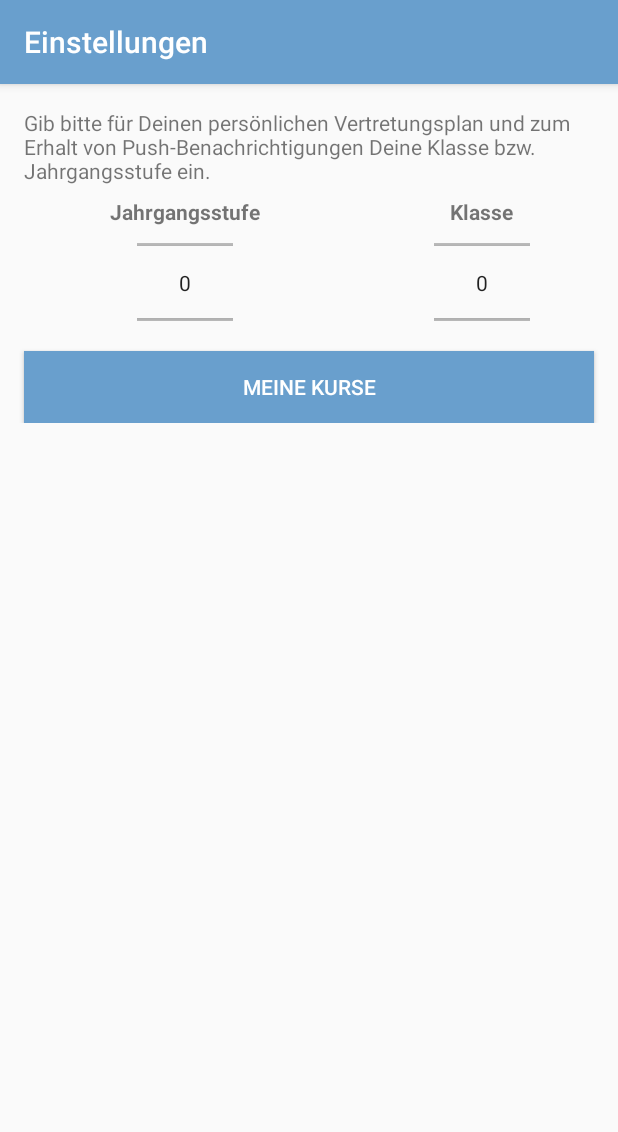
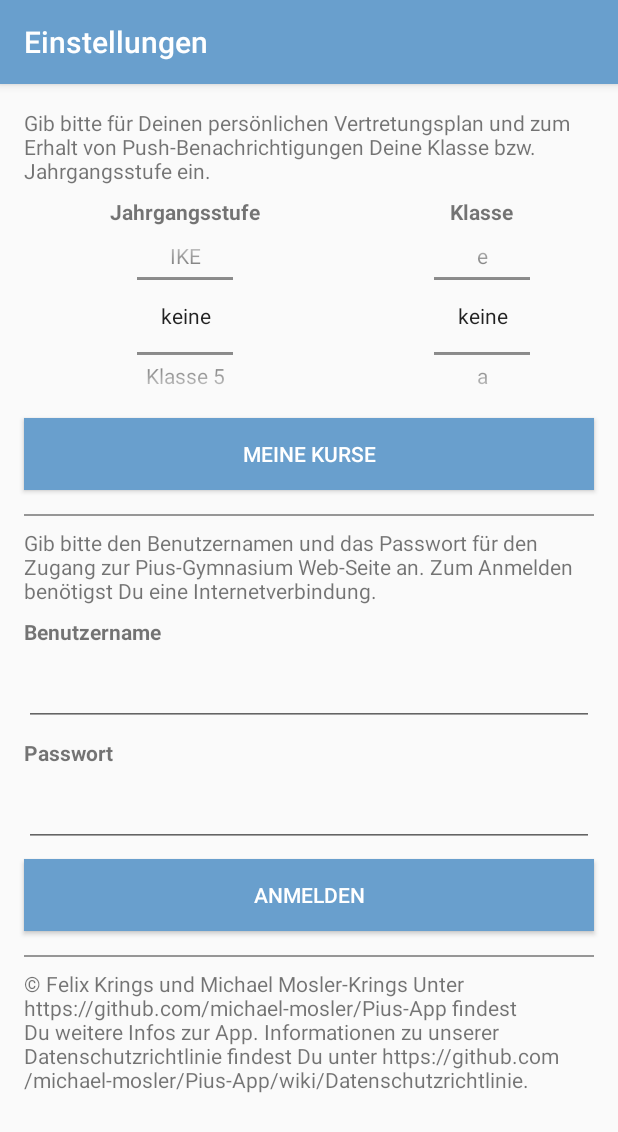
Before and after one commit to michael-mosler/Pius-App-for-Android, an Android app: the SettingsActivity screen opened directly, with no data from a screen before it, on a phone screen of 412 x 824 dp. Shown: the top 1132 px of the screen. Run offline under Robolectric (Android 15) with nearby library versions, the phone set to English and light mode, and no system bars.

Commit message:
Layouted settings view.

```diff
--- a/app/build.gradle
+++ b/app/build.gradle
@@ -3,7 +3,7 @@ apply plugin: 'com.android.application'
 android {
     compileSdkVersion 28
     defaultConfig {
-        applicationId "com.example.pius_app_for_android"
+        applicationId "com.rmkrings.pius_app_for_android"
         minSdkVersion 19
         targetSdkVersion 28
         versionCode 1
--- a/app/src/main/AndroidManifest.xml
+++ b/app/src/main/AndroidManifest.xml
@@ -1,6 +1,6 @@
 <?xml version="1.0" encoding="utf-8"?>
 <manifest xmlns:android="http://schemas.android.com/apk/res/android"
-    package="com.example.pius_app_for_android">
+    package="com.rmkrings.pius_app_for_android">
 
     <application
         android:allowBackup="true"
--- a/app/src/main/java/com/example/pius_app_for_android/SettingsActivity.java
+++ /dev/null
@@ -1,15 +0,0 @@
-package com.example.pius_app_for_android;
-
-import android.support.v7.app.AppCompatActivity;
-import android.os.Bundle;
-
-public class SettingsActivity extends AppCompatActivity {
-
-    @Override
-    protected void onCreate(Bundle savedInstanceState) {
-        super.onCreate(savedInstanceState);
-        setContentView(R.layout.activity_settings);
-
-        setTitle("Einstellungen");
-    }
-}
--- /dev/null
+++ b/app/src/main/java/com/rmkrings/helper/Config.java
@@ -0,0 +1,14 @@
+package com.rmkrings.helper;
+
+public class Config {
+    private String[] grades = { "keine", "Klasse 5", "Klasse 6", "Klasse 7", "Klasse 8", "Klasse 9", "EF", "Q1", "Q2", "IKD", "IKE" };
+    private String [] classes = { "keine", "a", "b", "c", "d", "e" };
+
+    public String[] getGrades() {
+        return grades;
+    }
+
+    public String[] getClasses() {
+        return classes;
+    }
+}
--- a/app/src/main/java/com/example/pius_app_for_android/MainActivity.java
+++ b/app/src/main/java/com/rmkrings/pius_app_for_android/MainActivity.java
@@ -1,4 +1,4 @@
-package com.example.pius_app_for_android;
+package com.rmkrings.pius_app_for_android;
 
 import android.os.Bundle;
 import android.support.annotation.NonNull;
--- /dev/null
+++ b/app/src/main/java/com/rmkrings/pius_app_for_android/SettingsActivity.java
@@ -0,0 +1,37 @@
+package com.rmkrings.pius_app_for_android;
+
+import android.support.v7.app.AppCompatActivity;
+import android.os.Bundle;
+import android.widget.NumberPicker;
+import com.rmkrings.helper.Config;
+
+public class SettingsActivity extends AppCompatActivity {
+
+    private void titlesForPicker(NumberPicker mPicker, String[] titles) {
+        Config config = new Config();
+
+        mPicker.setMinValue(0);
+        mPicker.setMaxValue(titles.length - 1);
+        mPicker.setDisplayedValues(titles);
+    }
+
+    private void titlesForGradePicker() {
+        Config config = new Config();
+        titlesForPicker((NumberPicker)findViewById(R.id.gradePicker), config.getGrades());
+    }
+
+    private void titlesForClassPicker() {
+        Config config = new Config();
+        titlesForPicker((NumberPicker)findViewById(R.id.classPicker), config.getClasses());
+    }
+
+    @Override
+    protected void onCreate(Bundle savedInstanceState) {
+        super.onCreate(savedInstanceState);
+        setContentView(R.layout.activity_settings);
+
+        setTitle("Einstellungen");
+        titlesForGradePicker();
+        titlesForClassPicker();
+    }
+}
--- a/app/src/main/res/layout/activity_settings.xml
+++ b/app/src/main/res/layout/activity_settings.xml
@@ -52,13 +52,14 @@
                         android:id="@+id/textView4"
                         android:layout_width="wrap_content"
                         android:layout_height="wrap_content"
-                        android:text="Jahrgangsstufe"
+                        android:text="@string/label_grade"
                         android:textStyle="bold" />
 
                     <NumberPicker
                         android:id="@+id/gradePicker"
-                        android:layout_width="64dp"
-                        android:layout_height="75dp"
+                        android:layout_width="wrap_content"
+                        android:layout_height="120dp"
+                        android:descendantFocusability="blocksDescendants"
                         app:layout_constraintStart_toStartOf="parent"
                         app:layout_constraintTop_toBottomOf="@+id/textView4" />
                 </LinearLayout>
@@ -74,13 +75,14 @@
                         android:id="@+id/textView5"
                         android:layout_width="wrap_content"
                         android:layout_height="wrap_content"
-                        android:text="Klasse"
+                        android:text="@string/label_class"
                         android:textStyle="bold" />
 
                     <NumberPicker
                         android:id="@+id/classPicker"
                         android:layout_width="64dp"
-                        android:layout_height="75dp"
+                        android:layout_height="120dp"
+                        android:descendantFocusability="blocksDescendants"
                         app:layout_constraintStart_toStartOf="parent"
                         app:layout_constraintTop_toBottomOf="@+id/textView5" />
 
@@ -95,12 +97,97 @@
                 android:layout_marginTop="8dp"
                 android:layout_marginEnd="16dp"
                 android:background="@color/colorPiusBlue"
-                android:text="Meine Kurse"
+                android:text="@string/button_mycourses"
                 android:textColor="@android:color/white"
                 app:layout_constraintEnd_toEndOf="parent"
                 app:layout_constraintStart_toStartOf="parent"
                 app:layout_constraintTop_toBottomOf="@+id/linearLayout" />
 
+            <View
+                android:layout_width="fill_parent"
+                android:layout_height="1dip"
+                android:layout_marginStart="16dp"
+                android:layout_marginTop="16dp"
+                android:layout_marginEnd="16dp"
+                android:background="#969696" />
+
+            <TextView
+                android:id="@+id/textView"
+                android:layout_width="match_parent"
+                android:layout_height="wrap_content"
+                android:layout_marginStart="16dp"
+                android:layout_marginTop="8dp"
+                android:layout_marginEnd="16dp"
+                android:text="@string/label_add_pius_credentials" />
+
+            <TextView
+                android:id="@+id/textView3"
+                android:layout_width="match_parent"
+                android:layout_marginStart="16dp"
+                android:layout_marginTop="8dp"
+                android:layout_marginEnd="16dp"
+                android:layout_height="wrap_content"
+                android:text="@string/label_username"
+                android:textStyle="bold" />
+
+            <EditText
+                android:id="@+id/username"
+                android:layout_width="match_parent"
+                android:layout_height="wrap_content"
+                android:layout_marginStart="16dp"
+                android:layout_marginTop="8dp"
+                android:layout_marginEnd="16dp"
+                android:ems="10"
+                android:inputType="textPersonName"
+                android:importantForAutofill="no" tools:targetApi="o" />
+
+            <TextView
+                android:id="@+id/textView6"
+                android:layout_width="match_parent"
+                android:layout_height="wrap_content"
+                android:layout_marginStart="16dp"
+                android:layout_marginTop="8dp"
+                android:layout_marginEnd="16dp"
+                android:text="@string/label_password"
+                android:textStyle="bold" />
+
+            <EditText
+                android:id="@+id/password"
+                android:layout_width="match_parent"
+                android:layout_height="wrap_content"
+                android:layout_marginStart="16dp"
+                android:layout_marginTop="8dp"
+                android:layout_marginEnd="16dp"
+                android:ems="10"
+                android:inputType="textPassword" />
+
+            <Button
+                android:id="@+id/button2"
+                android:layout_width="match_parent"
+                android:layout_height="wrap_content"
+                android:layout_marginStart="16dp"
+                android:layout_marginTop="8dp"
+                android:layout_marginEnd="16dp"
+                android:background="@color/colorPiusBlue"
+                android:text="@string/button_login"
+                android:textColor="@android:color/white" />
+
+            <View
+                android:layout_width="fill_parent"
+                android:layout_height="1dip"
+                android:layout_marginStart="16dp"
+                android:layout_marginTop="16dp"
+                android:layout_marginEnd="16dp"
+                android:background="#969696" />
+
+            <TextView
+                android:id="@+id/textView7"
+                android:layout_width="match_parent"
+                android:layout_height="wrap_content"
+                android:layout_marginStart="16dp"
+                android:layout_marginTop="8dp"
+                android:layout_marginEnd="16dp"
+                android:text="@string/label_copyright" />
         </LinearLayout>
     </ScrollView>
 
--- a/app/src/main/res/values/strings.xml
+++ b/app/src/main/res/values/strings.xml
@@ -1,8 +1,25 @@
 <resources>
     <string name="app_name">Pius App for Android</string>
+
+    <string name="button_mycourses">Meine Kurse</string>
+    <string name="button_login">Anmelden</string>
+    <string name="button_logout">Abmelden</string>
+
     <string name="title_home">Heute</string>
     <string name="title_substitution_schedule">Vertretungsplan</string>
     <string name="title_dashboard">Dashboard</string>
     <string name="title_settings">Einstellungen</string>
+
     <string name="label_add_grade_and_courses">Gib bitte für Deinen persönlichen Vertretungsplan und zum Erhalt von Push-Benachrichtigungen Deine Klasse bzw. Jahrgangsstufe ein.</string>
+    <string name="label_add_pius_credentials">Gib bitte den Benutzernamen und das Passwort für den Zugang zur Pius-Gymnasium Web-Seite an. Zum Anmelden benötigst Du eine Internetverbindung.</string>
+    <string name="label_copyright">
+        © Felix Krings und Michael Mosler-Krings
+        Unter https://github.com/michael-mosler/Pius-App findest Du weitere Infos zur App.
+        Informationen zu unserer Datenschutzrichtlinie findest Du unter https://github.com/michael-mosler/Pius-App/wiki/Datenschutzrichtlinie.
+    </string>
+
+    <string name="label_grade">Jahrgangsstufe</string>
+    <string name="label_class">Klasse</string>
+    <string name="label_username">Benutzername</string>
+    <string name="label_password">Passwort</string>
 </resources>
```
Also changed, not shown: 4 other files.
